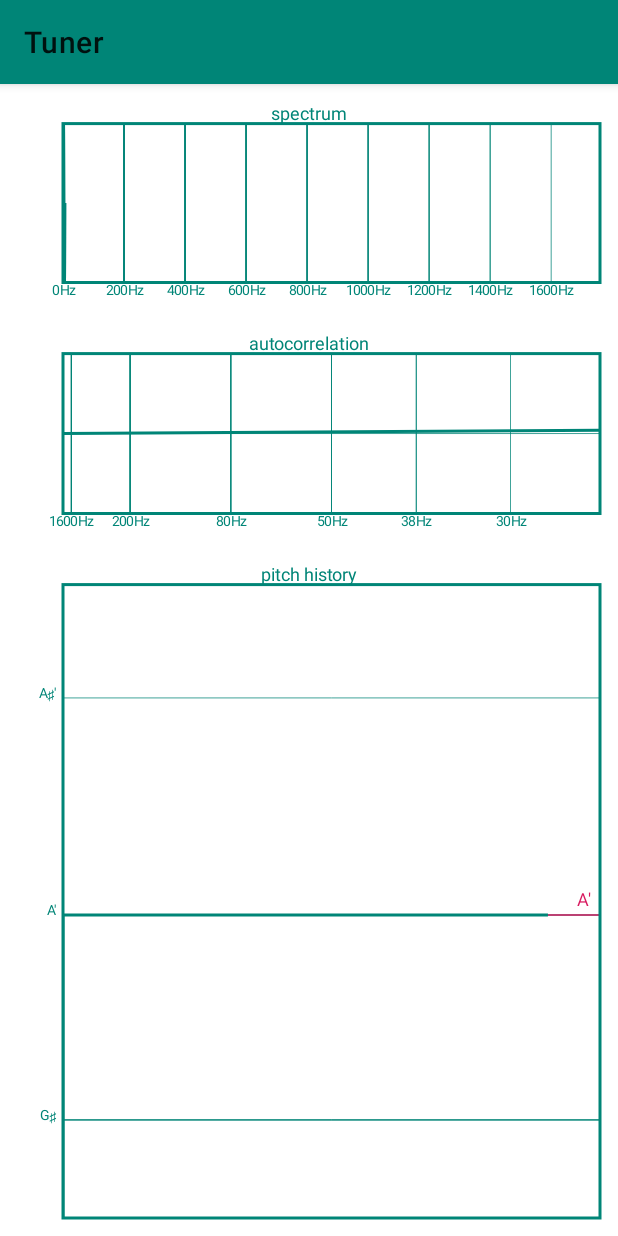
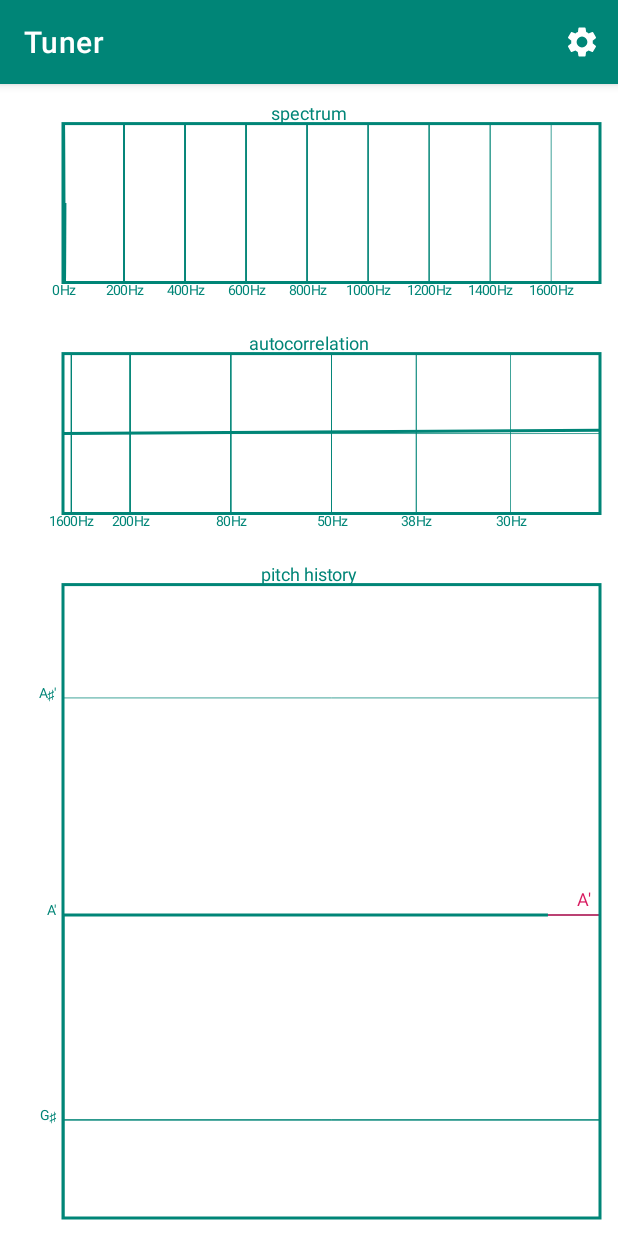
Before and after one commit to thetwom/Tuner, an Android app: the screen it shows after launch (MainActivity), on a phone screen of 412 x 824 dp. Run offline under Robolectric (Android 15) with nearby library versions, the phone set to English and light mode, and no system bars; 4 statements that could not run were skipped.

Commit message:
Add toolbar with settings icon (there is no function behind it yet)

```diff
--- a/app/src/main/java/de/moekadu/tuner/MainActivity.kt
+++ b/app/src/main/java/de/moekadu/tuner/MainActivity.kt
@@ -29,6 +29,8 @@ import android.os.Bundle
 import android.os.Handler
 import android.os.Message
 import android.util.Log
+import android.view.Menu
+import android.view.MenuItem
 import android.widget.Toast
 import androidx.core.app.ActivityCompat
 import androidx.core.content.ContextCompat
@@ -138,6 +140,7 @@ class MainActivity : AppCompatActivity() {
     override fun onCreate(savedInstanceState: Bundle?) {
         super.onCreate(savedInstanceState)
         setContentView(R.layout.activity_main)
+        setSupportActionBar(findViewById(R.id.toolbar))
 
 //        volumeMeter = findViewById(R.id.volume_meter)
 
@@ -218,6 +221,24 @@ class MainActivity : AppCompatActivity() {
                     )
                 }
             }
+        }
+    }
+
+    override fun onCreateOptionsMenu(menu: Menu): Boolean {
+        menuInflater.inflate(R.menu.toolbar, menu)
+        return true
+    }
+
+    override fun onOptionsItemSelected(item: MenuItem) = when (item.itemId) {
+        R.id.action_settings -> {
+            // User chose the "Settings" item, show the app settings UI...
+            Toast.makeText(this, "test", Toast.LENGTH_LONG).show()
+            true
+        }
+        else -> {
+            // If we got here, the user's action was not recognized.
+            // Invoke the superclass to handle it.
+            super.onOptionsItemSelected(item)
         }
     }
 
--- /dev/null
+++ b/app/src/main/res/drawable/ic_settings_black_24dp.xml
@@ -0,0 +1,10 @@
+<vector xmlns:android="http://schemas.android.com/apk/res/android"
+        android:width="24dp"
+        android:height="24dp"
+        android:viewportWidth="24"
+        android:viewportHeight="24"
+        android:tint="?attr/colorControlNormal">
+    <path
+        android:fillColor="#FFFFFF"
+        android:pathData="M19.1,12.9a2.8,2.8 0,0 0,0.1 -0.9,2.8 2.8,0 0,0 -0.1,-0.9l2.1,-1.6a0.7,0.7 0,0 0,0.1 -0.6L19.4,5.5a0.7,0.7 0,0 0,-0.6 -0.2l-2.4,1a6.5,6.5 0,0 0,-1.6 -0.9l-0.4,-2.6a0.5,0.5 0,0 0,-0.5 -0.4H10.1a0.5,0.5 0,0 0,-0.5 0.4L9.3,5.4a5.6,5.6 0,0 0,-1.7 0.9l-2.4,-1a0.4,0.4 0,0 0,-0.5 0.2l-2,3.4c-0.1,0.2 0,0.4 0.2,0.6l2,1.6a2.8,2.8 0,0 0,-0.1 0.9,2.8 2.8,0 0,0 0.1,0.9L2.8,14.5a0.7,0.7 0,0 0,-0.1 0.6l1.9,3.4a0.7,0.7 0,0 0,0.6 0.2l2.4,-1a6.5,6.5 0,0 0,1.6 0.9l0.4,2.6a0.5,0.5 0,0 0,0.5 0.4h3.8a0.5,0.5 0,0 0,0.5 -0.4l0.3,-2.6a5.6,5.6 0,0 0,1.7 -0.9l2.4,1a0.4,0.4 0,0 0,0.5 -0.2l2,-3.4c0.1,-0.2 0,-0.4 -0.2,-0.6ZM12,15.6A3.6,3.6 0,1 1,15.6 12,3.6 3.6,0 0,1 12,15.6Z"/>
+</vector>
--- a/app/src/main/res/layout-land/activity_main.xml
+++ b/app/src/main/res/layout-land/activity_main.xml
@@ -25,6 +25,14 @@
     android:layout_height="match_parent"
     tools:context=".MainActivity">
 
+    <com.google.android.material.appbar.MaterialToolbar
+        android:id="@+id/toolbar"
+        android:layout_width="match_parent"
+        android:layout_height="?attr/actionBarSize"
+        app:layout_constraintTop_toTopOf="parent"
+        style="@style/Widget.MaterialComponents.Toolbar.Primary"
+        />
+
     <de.moekadu.tuner.PlotView
         android:id="@+id/spectrum_plot"
         android:layout_width="0dp"
@@ -33,7 +41,7 @@
         app:layout_constraintBottom_toTopOf="@id/correlation_plot"
         app:layout_constraintLeft_toLeftOf="parent"
         app:layout_constraintRight_toLeftOf="@id/pitch_plot"
-        app:layout_constraintTop_toTopOf="parent"
+        app:layout_constraintTop_toBottomOf="@id/toolbar"
         app:layout_constraintHorizontal_weight="0.3"
         app:markColor="?attr/colorSecondary"
         app:plotLineWidth="2dp"
@@ -66,7 +74,7 @@
         app:layout_constraintBottom_toBottomOf="parent"
         app:layout_constraintLeft_toRightOf="@id/spectrum_plot"
         app:layout_constraintRight_toRightOf="parent"
-        app:layout_constraintTop_toTopOf="parent"
+        app:layout_constraintTop_toBottomOf="@id/toolbar"
         app:layout_constraintHorizontal_weight="0.35"
         app:markColor="?attr/colorSecondary"
         app:plotLineWidth="2dp"
--- a/app/src/main/res/layout/activity_main.xml
+++ b/app/src/main/res/layout/activity_main.xml
@@ -34,6 +34,13 @@
     <!--        app:layout_constraintLeft_toLeftOf="parent"-->
     <!--        app:layout_constraintRight_toRightOf="parent"-->
     <!--        app:layout_constraintTop_toBottomOf="@id/pitch_plot" />-->
+    <com.google.android.material.appbar.MaterialToolbar
+        android:id="@+id/toolbar"
+        android:layout_width="match_parent"
+        android:layout_height="?attr/actionBarSize"
+        app:layout_constraintTop_toTopOf="parent"
+        style="@style/Widget.MaterialComponents.Toolbar.Primary"
+        />
 
     <de.moekadu.tuner.PlotView
         android:id="@+id/spectrum_plot"
@@ -41,7 +48,7 @@
         android:layout_height="0dp"
         android:padding="12dp"
         app:layout_constraintBottom_toTopOf="@+id/correlation_plot"
-        app:layout_constraintTop_toTopOf="parent"
+        app:layout_constraintTop_toBottomOf="@id/toolbar"
         app:layout_constraintVertical_weight="0.2"
         app:markColor="?attr/colorSecondary"
         app:plotLineWidth="2dp"
--- /dev/null
+++ b/app/src/main/res/menu/toolbar.xml
@@ -0,0 +1,13 @@
+<?xml version="1.0" encoding="utf-8"?>
+<menu xmlns:android="http://schemas.android.com/apk/res/android"
+    xmlns:app="http://schemas.android.com/apk/res-auto">
+
+  <item
+      android:id="@+id/action_settings"
+      android:title="settings"
+      android:icon="@drawable/ic_settings_black_24dp"
+      app:showAsAction="ifRoom"/>
+
+
+
+</menu>
--- a/app/src/main/res/values/styles.xml
+++ b/app/src/main/res/values/styles.xml
@@ -20,7 +20,7 @@
 <resources>
 
     <!-- Base application theme. -->
-    <style name="AppTheme" parent="Theme.MaterialComponents.DayNight">
+    <style name="AppTheme" parent="Theme.MaterialComponents.DayNight.NoActionBar">
         <!-- Customize your theme here. -->
         <item name="colorPrimary">@color/colorPrimary</item>
         <item name="colorPrimaryDark">@color/colorPrimaryDark</item>
```
